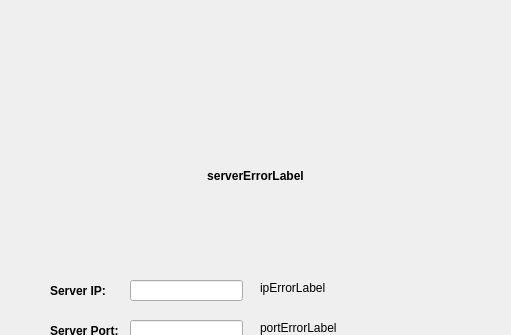
Above: Triviador/Triviador/LoginRegister.ui from AndreiAndreea/TriviadorMCpp before the change; both pictures show x 370 to 881 and y 0 to 335 of the 1280 by 720 pixel window. Below: the same form after it.
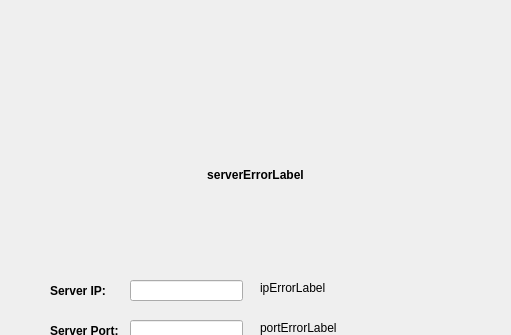
That is the form after the change.

Commit message: Added a functionality to redirect playing users to the server details UI and display an appropriate server problem message. Added a method to check the status of each type of lobby and if needed, call a method to create a new lobby if there are no lobbies available for a specific type of lobby. Added a method to create a new lobby by giving the lobby type.

The edit to the form file:
```diff
--- a/Triviador/Triviador/LoginRegister.ui
+++ b/Triviador/Triviador/LoginRegister.ui
@@ -103,11 +103,14 @@
       </font>
      </property>
      <property name="text">
-      <string>serverErrorLabel</string>
+      <string>&lt;html&gt;&lt;head/&gt;&lt;body&gt;&lt;p align=&quot;center&quot;&gt;serverErrorLabel&lt;/p&gt;&lt;/body&gt;&lt;/html&gt;</string>
      </property>
      <property name="alignment">
       <set>Qt::AlignCenter</set>
      </property>
+     <property name="wordWrap">
+      <bool>true</bool>
+     </property>
     </widget>
     <widget class="QPushButton" name="connectButton">
      <property name="geometry">
```
The commit also changes 9 other files.
